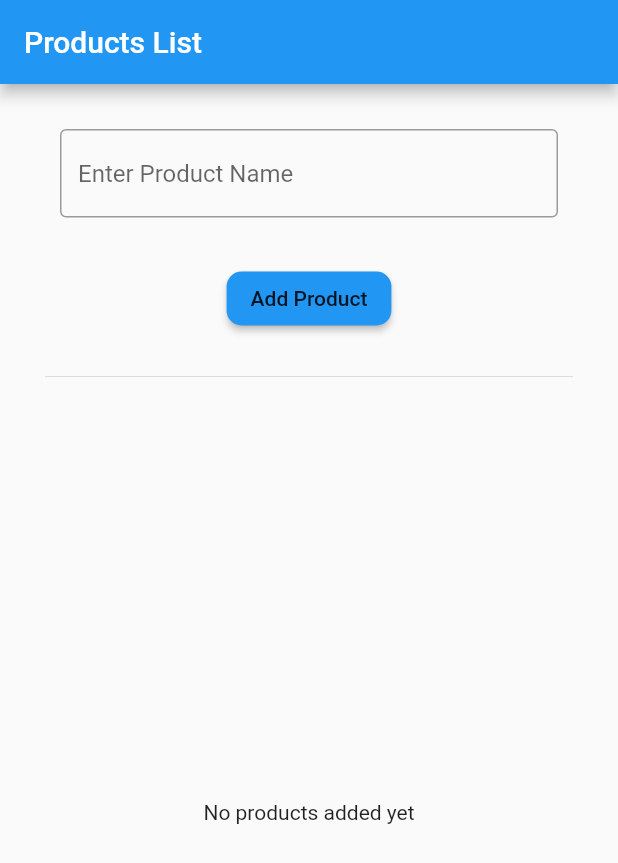
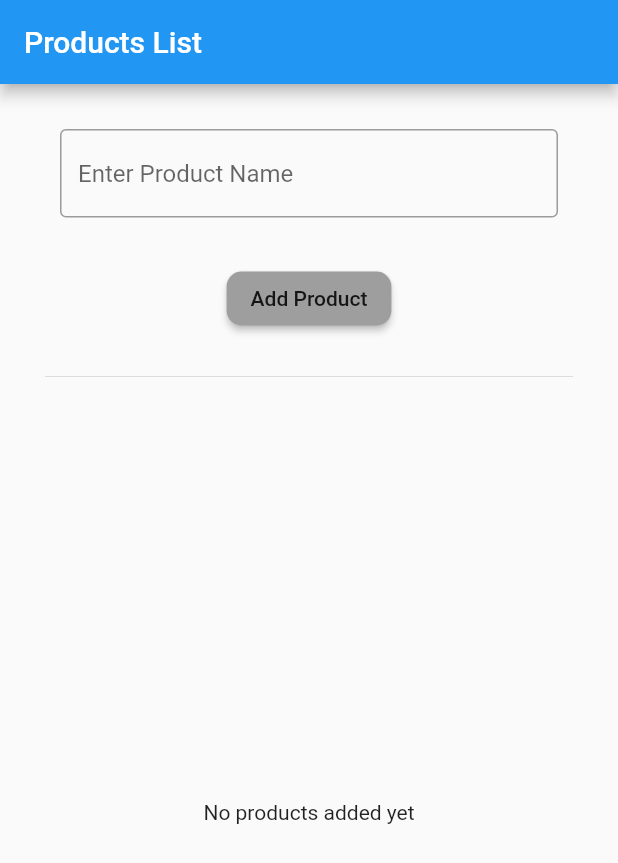
Before and after one commit to Robbievan10/FlutterExercise, a Flutter app: the screen it shows after launch, on a phone screen of 412 x 824 dp. Shown: the top 863 px of the screen. Run offline on Flutter 3.47's test engine with Material 2 defaults, Android fonts, the phone set to English and light mode, and no system bars; our stand-ins replace get_it, hive, hive_flutter, injectable, rxdart; accounts and stored records are empty; generated files the repository leaves out were written again.

Commit message:
Added validation to add product button

```diff
--- a/lib/src/domain/bloc/home_bloc.dart
+++ b/lib/src/domain/bloc/home_bloc.dart
@@ -31,12 +31,14 @@ class HomeBloc extends Bloc {
   }
 
   Future saveProduct() async {
+    if (textController.text.isEmpty) return;
     Product product = Product(
       name: textController.text,
     );
     await _productsUseCase.saveProduct(product);
     getProducts();
     textController.clear();
+    _canSubmit.value = false;
   }
 
   Future deleteProduct(String id) async {
@@ -49,6 +51,10 @@ class HomeBloc extends Bloc {
     getProducts();
   }
 
+  void validateText(String text) {
+    _canSubmit.value = text.isNotEmpty;
+  }
+
   @override
   void dispose() {
     _canSubmit.close();
--- a/lib/src/presentation/views/home/home_page.dart
+++ b/lib/src/presentation/views/home/home_page.dart
@@ -35,16 +35,28 @@ class _HomePageState extends BaseState<HomePage, HomeBloc> {
             child: ProductInput(
               controller: bloc!.textController,
               hint: appLocalizations.enter_product_name,
+              onTextChanged: (value) {
+                bloc!.validateText(value);
+              },
             ),
           ),
-          MaterialButton(
-            onPressed: () {
-              bloc!.saveProduct();
-            },
-            color: HomePageTheme.addProductButtonColor,
-            shape: HomePageTheme.addProductButtonShape,
-            child: Text(appLocalizations.add_product),
-          ),
+          StreamBuilder<bool>(
+              stream: bloc!.canSubmit,
+              builder: (context, snapshot) {
+                if (snapshot.hasData) {
+                  return MaterialButton(
+                    onPressed: () {
+                      snapshot.data! ? bloc!.saveProduct() : null;
+                    },
+                    color: snapshot.data!
+                        ? HomePageTheme.addProductButtonColor
+                        : HomePageTheme.addProductDisabledButtonColor,
+                    shape: HomePageTheme.addProductButtonShape,
+                    child: Text(appLocalizations.add_product),
+                  );
+                }
+                return const SizedBox.shrink();
+              }),
           HomePageTheme.separator,
           HomePageTheme.divider,
           Expanded(
--- a/lib/src/presentation/views/home/home_page_theme.dart
+++ b/lib/src/presentation/views/home/home_page_theme.dart
@@ -4,6 +4,7 @@ class HomePageTheme {
   static EdgeInsetsGeometry textFieldPadding =
       const EdgeInsets.symmetric(horizontal: 40, vertical: 30);
   static Color addProductButtonColor = Colors.blue;
+  static Color addProductDisabledButtonColor = Colors.grey;
   static ShapeBorder addProductButtonShape = RoundedRectangleBorder(
     borderRadius: BorderRadius.circular(10),
   );
--- a/lib/src/presentation/widgets/text_input/text_input.dart
+++ b/lib/src/presentation/widgets/text_input/text_input.dart
@@ -3,7 +3,12 @@ import 'package:flutter/material.dart';
 class ProductInput extends StatelessWidget {
   final String hint;
   final TextEditingController controller;
-  const ProductInput({Key? key, required this.hint, required this.controller})
+  final void Function(String)? onTextChanged;
+  const ProductInput(
+      {Key? key,
+      required this.hint,
+      required this.controller,
+      this.onTextChanged})
       : super(key: key);
 
   @override
@@ -17,6 +22,7 @@ class ProductInput extends StatelessWidget {
             hintText: hint,
             border: const OutlineInputBorder(),
           ),
+          onChanged: onTextChanged,
         ),
       ],
     );
```
